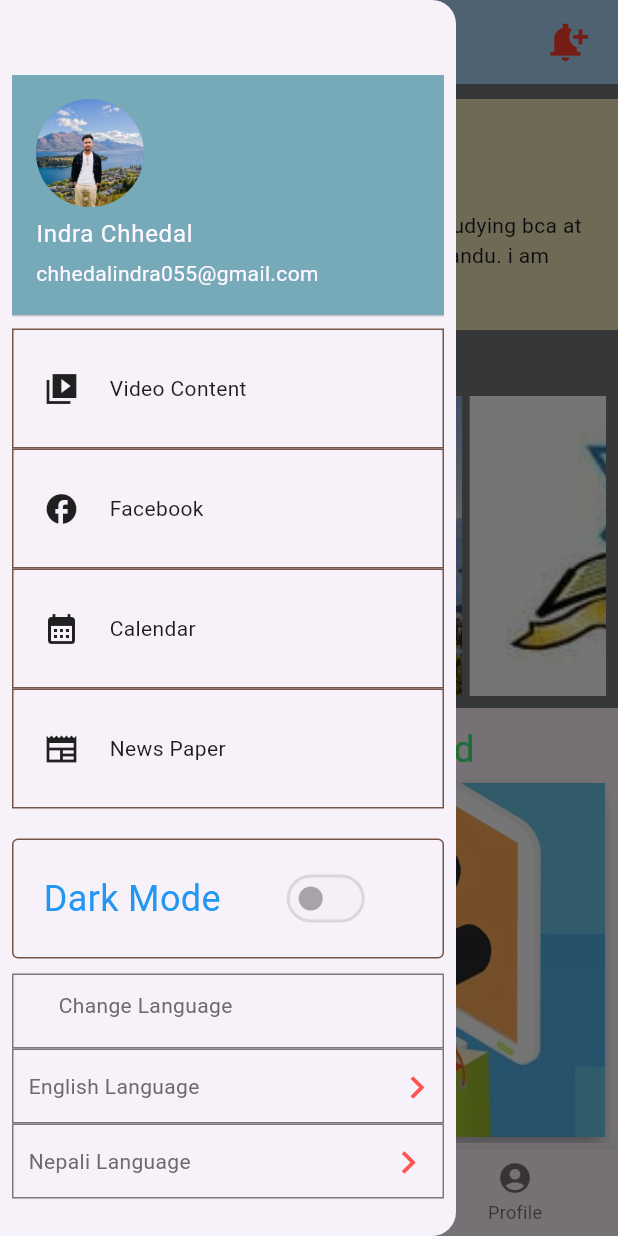
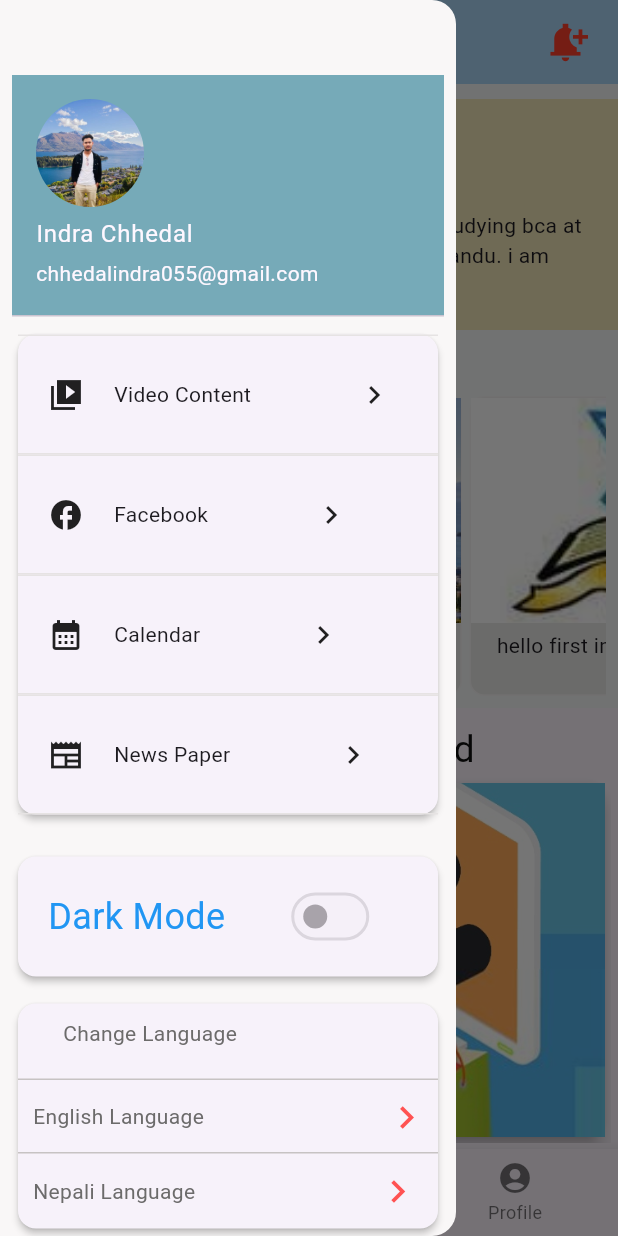
Before and after one commit to indra-chhedal/flutter_indra, a Flutter app: the screen it shows after launch, with the side drawer open, on a phone screen of 412 x 824 dp. Run offline on Flutter 3.47's test engine with Material 3 defaults, Android fonts, the light colour scheme and no system bars.

Commit message:
this is 4th commit

```diff
--- a/flutter_indra/lib/indra_chhedal.dart
+++ b/flutter_indra/lib/indra_chhedal.dart
@@ -7,8 +7,9 @@ class IndraChhedal extends StatelessWidget {
   @override
   Widget build(BuildContext context) {
     return Scaffold(
-      backgroundColor: const Color.fromARGB(255, 116, 119, 121),
+      backgroundColor: const Color.fromARGB(255, 247, 248, 248),
       drawer: Drawer(
+        backgroundColor: const Color.fromARGB(255, 249, 247, 247),
         child: SingleChildScrollView(
           scrollDirection: Axis.vertical,
           child: Padding(
@@ -29,45 +30,38 @@ class IndraChhedal extends StatelessWidget {
                   accountEmail: Text("chhedalindra055@gmail.com"),
                 ),
 
+                Card(
+                  elevation: 2.0,
+                  child: Column(
+                    children: [
                       DrawDemo(
                         demoIcon: Icons.video_library_sharp,
                         label: "Video Content",
                       ),
-                DrawDemo(demoIcon: Icons.facebook_sharp, label: "Facebook"),
+                      DrawDemo(
+                        demoIcon: Icons.facebook_sharp,
+                        label: "Facebook",
+                      ),
                       DrawDemo(
                         demoIcon: Icons.calendar_month_sharp,
                         label: "Calendar",
                       ),
-                DrawDemo(demoIcon: Icons.newspaper_sharp, label: "News Paper"),
+                      DrawDemo(
+                        demoIcon: Icons.newspaper_sharp,
+                        label: "News Paper",
+                      ),
+                    ],
+                  ),
+                ),
 
-                // Container(
-                //   padding: EdgeInsets.all(20),
-                //   height: 80,
-                //   width: double.infinity,
-                //   decoration: BoxDecoration(
-                //     border: Border.all(color: Colors.brown),
-                //   ),
-                //   child: Row(
-                //     spacing: 20,
-                //     children: [
-                //       Icon(Icons.newspaper_sharp),
-
-                //       Text(
-                //         "News Paper",
-                //         style: TextStyle(color: Colors.blue, fontSize: 24),
-                //       ),
-                //     ],
-                //   ),
-                // ),
                 SizedBox(height: 20),
-                Container(
+                Card(
+                  elevation: 2.0,
+                  child: Container(
                     padding: EdgeInsets.all(20),
                     height: 80,
                     width: double.infinity,
-                  decoration: BoxDecoration(
-                    borderRadius: BorderRadius.circular(4),
-                    border: Border.all(color: Colors.brown),
-                  ),
+
                     child: Row(
                       spacing: 40,
                       children: [
@@ -79,17 +73,23 @@ class IndraChhedal extends StatelessWidget {
                       ],
                     ),
                   ),
+                ),
                 SizedBox(height: 10),
 
+                Card(
+                  elevation: 2.0,
+
+                  child: Column(
+                    children: [
                       Container(
                         padding: EdgeInsets.only(left: 30, top: 10, bottom: 10),
                         height: 50,
                         width: double.infinity,
                         decoration: BoxDecoration(
-                    border: Border.all(
-                      width: 1,
-                      color: const Color.fromARGB(255, 122, 120, 120),
-                    ),
+                          // border: Border.all(
+                          //   width: 1,
+                          //   color: const Color.fromARGB(255, 122, 120, 120),
+                          // ),
                         ),
                         child: Text(
                           "Change Language",
@@ -103,9 +103,11 @@ class IndraChhedal extends StatelessWidget {
                         height: 50,
                         width: double.infinity,
                         decoration: BoxDecoration(
-                    border: Border.all(
+                          border: Border.symmetric(
+                            horizontal: BorderSide(
                               width: 1,
-                      color: const Color.fromARGB(255, 122, 120, 120),
+                              color: const Color.fromARGB(255, 199, 195, 195),
+                            ),
                           ),
                         ),
                         child: Row(
@@ -116,7 +118,7 @@ class IndraChhedal extends StatelessWidget {
                                 color: const Color.fromARGB(255, 108, 107, 107),
                               ),
                             ),
-                      SizedBox(width: 130),
+                            SizedBox(width: 120),
                             Icon(
                               Icons.keyboard_arrow_right,
                               size: 30,
@@ -130,10 +132,10 @@ class IndraChhedal extends StatelessWidget {
                         height: 50,
                         width: double.infinity,
                         decoration: BoxDecoration(
-                    border: Border.all(
-                      width: 1,
-                      color: const Color.fromARGB(255, 122, 120, 120),
-                    ),
+                          // border: Border.all(
+                          //   width: 1,
+                          //   color: const Color.fromARGB(255, 122, 120, 120),
+                          // ),
                         ),
                         child: Row(
                           children: [
@@ -143,7 +145,7 @@ class IndraChhedal extends StatelessWidget {
                                 color: const Color.fromARGB(255, 108, 107, 107),
                               ),
                             ),
-                      SizedBox(width: 130),
+                            SizedBox(width: 120),
                             Icon(
                               Icons.keyboard_arrow_right,
                               size: 30,
@@ -151,6 +153,49 @@ class IndraChhedal extends StatelessWidget {
                             ),
                           ],
                         ),
+                      ),
+                    ],
+                  ),
+                ),
+                SizedBox(height: 10),
+
+                //section for social links
+                Row(
+                  spacing: 8,
+                  mainAxisAlignment: MainAxisAlignment.center,
+                  children: [
+                    SocialIcons(
+                      icons: Icons.facebook_outlined,
+                      color: Colors.lightBlueAccent,
+                    ),
+                    SocialIcons(
+                      icons: Icons.web_asset,
+                      color: Colors.greenAccent,
+                    ),
+                    SocialIcons(
+                      icons: Icons.tiktok_outlined,
+                      color: const Color.fromARGB(66, 7, 6, 6),
+                    ),
+                    SocialIcons(
+                      icons: Icons.yard_outlined,
+                      color: Colors.yellow,
+                    ),
+                  ],
+                ),
+                SizedBox(height: 20),
+
+                //section for google map
+                Column(
+                  mainAxisAlignment: MainAxisAlignment.center,
+                  children: [
+                    Text("Powered By:", style: TextStyle(fontSize: 12)),
+
+                    Icon(
+                      Icons.location_on_sharp,
+                      color: Colors.redAccent,
+                      size: 30,
+                    ),
+                  ],
                 ),
               ],
             ),
@@ -202,6 +247,7 @@ class IndraChhedal extends StatelessWidget {
                 ],
               ),
             ),
+            //news feed section
             Padding(
               padding: const EdgeInsets.all(8.0),
               child: Column(
@@ -215,18 +261,57 @@ class IndraChhedal extends StatelessWidget {
                     child: Row(
                       spacing: 5,
                       children: [
-                        PageViewExample(photo: "images/pic.jpg"),
-                        PageViewExample(photo: "images/download.jpg"),
-                        PageViewExample(photo: "images/hello.jpg"),
-                        PageViewExample(photo: "images/nepal.jpg"),
+                        PageViewExample(
+                          heading: "hello first image in my news feed section",
+                          photo: "images/pic.jpg",
+                        ),
+                        PageViewExample(
+                          heading: "hello first image in my news feed section",
+                          photo: "images/download.jpg",
+                        ),
+                        PageViewExample(
+                          heading: "hello first image in my news feed section",
+                          photo: "images/hello.jpg",
+                        ),
+                        PageViewExample(
+                          heading: "hello first image in my news feed section",
+                          photo: "images/nepal.jpg",
+                        ),
                       ],
                     ),
                   ),
                 ],
               ),
             ),
+            //advertisement section
+            SizedBox(height: 300, child: PageViewExampleApp()),
 
-            SizedBox(height: 300, child: PageViewExampleApp()),
+            //service section
+            Container(
+              margin: EdgeInsets.symmetric(horizontal: 6),
+              child: Column(
+                mainAxisAlignment: MainAxisAlignment.start,
+                children: [
+                  Text(
+                    "Services",
+                    style: TextStyle(color: Colors.black, fontSize: 12),
+                  ),
+                  SizedBox(height: 10),
+                  Services(
+                    label: "Nepali Calendar",
+                    demoIcon: Icons.calendar_month_sharp,
+                  ),
+                  Services(
+                    label: "Nepali Date Converter",
+                    demoIcon: Icons.calendar_today,
+                  ),
+                  Services(
+                    label: "Visa Check Links",
+                    demoIcon: Icons.book_online,
+                  ),
+                ],
+              ),
+            ),
           ],
         ),
       ),
@@ -264,8 +349,23 @@ class DrawDemo extends StatelessWidget {
       padding: EdgeInsets.all(20),
       height: 80,
       width: double.infinity,
-      decoration: BoxDecoration(border: Border.all(color: Colors.brown)),
-      child: Row(spacing: 20, children: [Icon(demoIcon), Text(label)]),
+      decoration: BoxDecoration(
+        border: Border.symmetric(
+          horizontal: BorderSide(
+            width: 1,
+            color: const Color.fromARGB(255, 230, 227, 227),
+          ),
+        ),
+      ),
+      child: Row(
+        spacing: 20,
+        children: [
+          Icon(demoIcon),
+          Text(label),
+          SizedBox(width: 30),
+          Icon(Icons.keyboard_arrow_right),
+        ],
+      ),
     );
   }
 }
@@ -273,17 +373,92 @@ class DrawDemo extends StatelessWidget {
 // this is for pageview options
 class PageViewExample extends StatelessWidget {
   final String photo;
+  final String heading;
 
-  const PageViewExample({required this.photo, super.key});
+  const PageViewExample({
+    required this.heading,
+    required this.photo,
+    super.key,
+  });
 
   @override
   Widget build(BuildContext context) {
     return Container(
       height: 200,
-      // width: double.infinity,  we can use page view at this place.
       width: 300,
-      color: Colors.amberAccent,
-      child: Image.asset(photo, fit: BoxFit.cover),
+      decoration: BoxDecoration(
+        border: Border.all(
+          width: 1,
+          color: const Color.fromARGB(255, 247, 245, 245),
+        ),
+        borderRadius: BorderRadius.circular(10),
+        color: const Color.fromARGB(255, 234, 234, 232),
+      ),
+
+      child: Column(
+        children: [
+          Image.asset(photo, height: 150, width: 300, fit: BoxFit.cover),
+          SizedBox(height: 5),
+          Text(heading),
+        ],
+      ),
     );
   }
 }
+
+class SocialIcons extends StatelessWidget {
+  final IconData icons;
+  final Color color;
+
+  const SocialIcons({required this.icons, required this.color, super.key});
+  @override
+  Widget build(BuildContext context) {
+    return Card(
+      elevation: 5.0,
+      shape: CircleBorder(eccentricity: 0.1),
+
+      child: Container(
+        padding: EdgeInsets.all(13),
+        child: ClipOval(child: Icon(icons, color: color)),
+      ),
+    );
+  }
+}
+
+class Services extends StatelessWidget {
+  final String label;
+  final IconData demoIcon;
+
+  const Services({required this.label, required this.demoIcon, super.key});
+  @override
+  Widget build(BuildContext context) {
+    return Card(
+      elevation: 4,
+      child: Container(
+        padding: EdgeInsets.all(20),
+
+        height: 80,
+        width: double.infinity,
+        decoration: BoxDecoration(
+          color: const Color.fromARGB(255, 251, 250, 250),
+          border: Border.symmetric(
+            horizontal: BorderSide(
+              width: 1,
+              color: const Color.fromARGB(255, 255, 255, 255),
+            ),
+          ),
+          borderRadius: BorderRadius.all(Radius.circular(5)),
+        ),
+        child: Row(
+          spacing: 20,
+          children: [
+            Icon(demoIcon),
+            Text(label),
+            SizedBox(width: 30),
+            Icon(Icons.keyboard_arrow_right),
+          ],
+        ),
+      ),
+    );
+  }
+}
--- a/flutter_indra/lib/page_view.dart
+++ b/flutter_indra/lib/page_view.dart
@@ -18,7 +18,7 @@ class _PageViewExampleAppState extends State<PageViewExampleApp> {
             Text(
               "Advertisement field",
               style: TextStyle(
-                color: const Color.fromARGB(255, 62, 240, 121),
+                color: const Color.fromARGB(255, 15, 15, 15),
                 fontSize: 25,
               ),
             ),
```
Lines whose indentation alone changed are shown as unchanged.
